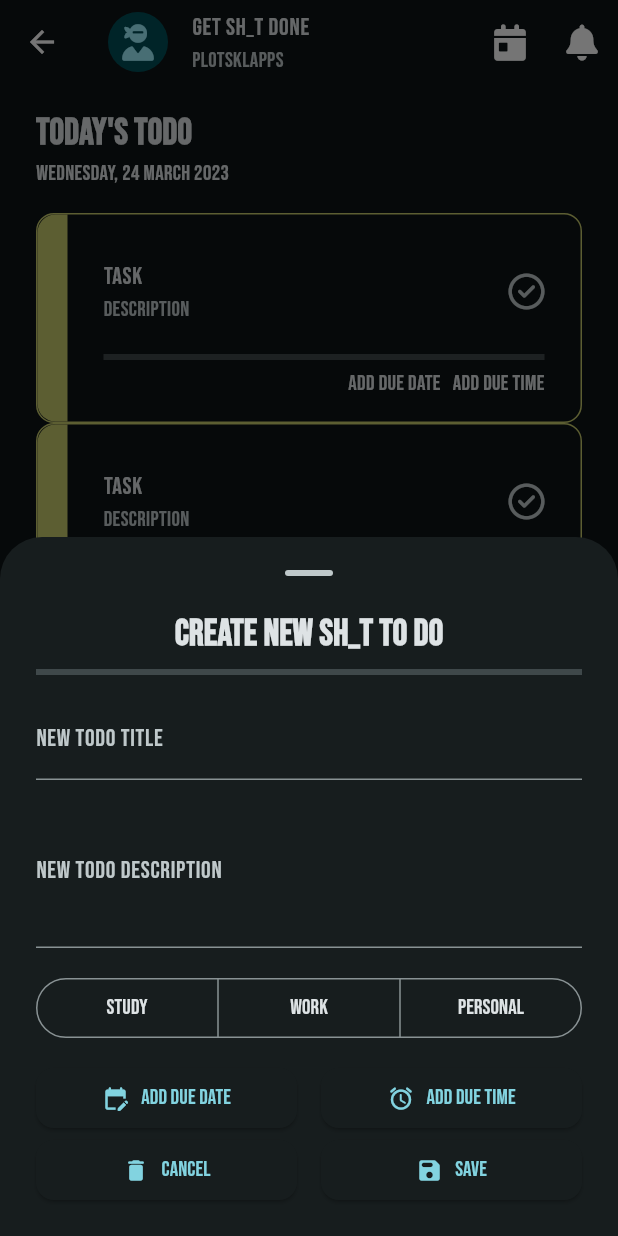
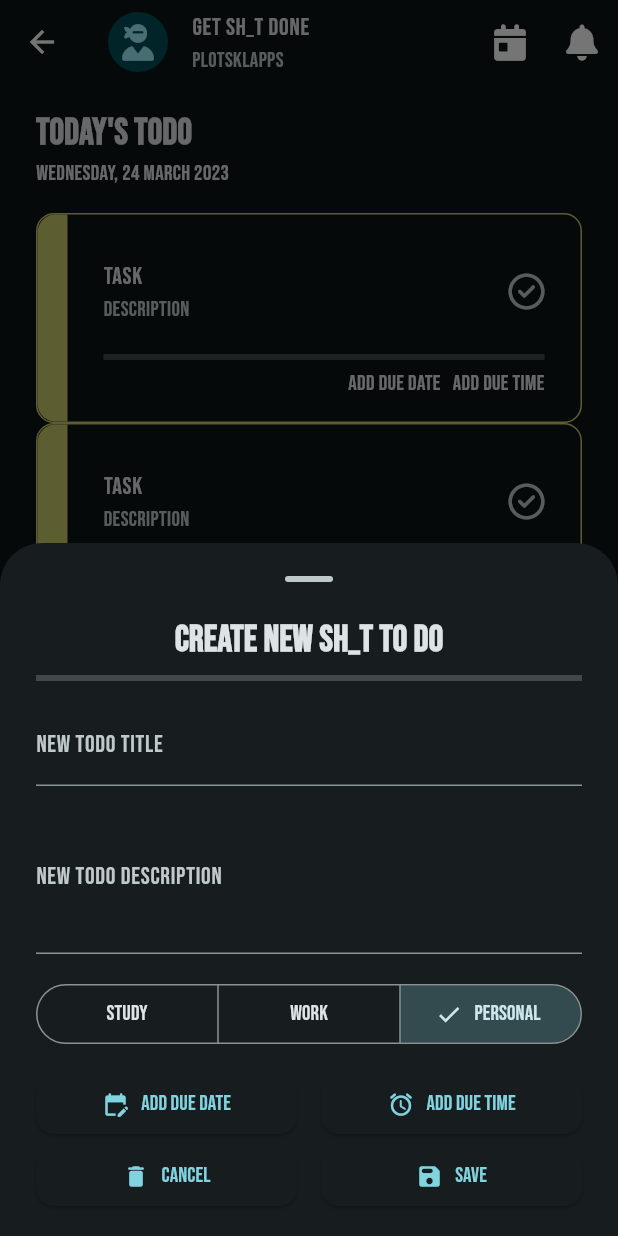
Before and after one commit to plotsklapps/getshtdone, a Flutter app: the HomeScreen screen opened directly, after a tap on an icon or button, on a phone screen of 412 x 824 dp. Run offline on Flutter 3.47's test engine with Material 3 defaults, Android fonts, the phone set to English and light mode, and no system bars; our stand-ins replace cloud_firestore, firebase_auth, firebase_core, flex_color_scheme, flutter_riverpod, font_awesome_flutter and 2 more; accounts and stored records are empty.

Commit message:
- making the save button do actually some work on firestore.

```diff
--- a/lib/models/todo_model.dart
+++ b/lib/models/todo_model.dart
@@ -1,49 +1,62 @@
+import 'package:uuid/uuid.dart';
+
+Uuid uuid = Uuid();
+
 class Todo {
   Todo({
-    required this.title, required this.description, required this.category, required this.date, required this.time, this.uuid,
-    this.isCompleted = false,
-  });
+    required this.title,
+    this.description,
+    this.category,
+    this.dueDate,
+    this.dueTime,
+    String? id,
+  }) : id = id ?? uuid.v4();
+  String? id;
+  final String title;
+  String? description;
+  String? category;
+  String? dueDate;
+  String? dueTime;
+  bool isCompleted = false;
+
+  Map<String, dynamic> toMap() {
+    return <String, dynamic>{
+      'id': id,
+      'title': title,
+      'description': description,
+      'category': category,
+      'dueDate': dueDate,
+      'dueTime': dueTime,
+      'isCompleted': isCompleted,
+    };
+  }
 
   factory Todo.fromMap(Map<String, dynamic> map) {
     return Todo(
-      uuid: map['uuid'] as String,
+      id: map['id'] as String?,
       title: map['title'] as String,
-      description: map['description'] as String,
-      category: map['category'] as int,
-      date: map['date'] as String,
-      time: map['time'] as String,
-      isCompleted: map['isCompleted'] as bool,
+      description: map['description'] as String?,
+      category: map['category'] as String?,
+      dueDate: map['dueDate'] as String?,
+      dueTime: map['dueTime'] as String?,
     );
   }
 
-  factory Todo.fromSnapshot(String uuid, Map<String, dynamic> map) {
+  factory Todo.fromSnapshot(dynamic doc) {
     return Todo(
-      uuid: uuid,
-      title: map['title'] as String,
-      description: map['description'] as String,
-      category: map['category'] as int,
-      date: map['date'] as String,
-      time: map['time'] as String,
-      isCompleted: map['isCompleted'] as bool,
+      id: doc.id as String?,
+      title: doc['title'] as String,
+      description: doc['description'] as String?,
+      category: doc['category'] as String?,
+      dueDate: doc['dueDate'] as String?,
+      dueTime: doc['dueTime'] as String?,
     );
   }
-  String? uuid;
-  final String title;
-  final String description;
-  final int category;
-  final String date;
-  final String time;
-  bool isCompleted;
 
-  Map<String, dynamic> toMap() {
-    return {
-      'uuid': uuid,
-      'title': title,
-      'description': description,
-      'category': category,
-      'date': date,
-      'time': time,
-      'isCompleted': isCompleted,
-    };
+  @override
+  String toString() {
+    return 'Todo{id: $id, title: $title, description: $description, '
+        'category: $category, dueDate: $dueDate, dueTime: $dueTime, '
+        'isCompleted: $isCompleted,}';
   }
 }
--- a/lib/providers/category_provider.dart
+++ b/lib/providers/category_provider.dart
@@ -3,27 +3,35 @@ import 'package:flutter_riverpod/flutter_riverpod.dart';
 enum Categories { study, work, personal }
 
 class CategoryNotifier extends StateNotifier<Set<Categories>> {
-  CategoryNotifier() : super(<Categories>{});
+  CategoryNotifier() : super(<Categories>{Categories.personal});
 
   void updateCategory(Categories category) {
-    state = {category};
+    state = <Categories>{category};
   }
 
-  int getCategoryInt() {
+  String getCategoryString() {
     if (state.contains(Categories.study)) {
-      return 0;
+      return 'Study';
     } else if (state.contains(Categories.work)) {
-      return 1;
+      return 'Work';
     } else if (state.contains(Categories.personal)) {
-      return 2;
+      return 'Personal';
     }
-    return 2;
+    return 'Personal';
   }
 }
 
-final categoryProvider =
+final AutoDisposeStateNotifierProvider<CategoryNotifier, Set<Categories>>
+    categoryProvider =
     StateNotifierProvider.autoDispose<CategoryNotifier, Set<Categories>>(
-  (ref) {
+  (AutoDisposeStateNotifierProviderRef<CategoryNotifier, Set<Categories>> ref) {
     return CategoryNotifier();
   },
 );
+
+final Provider<String> categoryStringProvider =
+    Provider<String>((ProviderRef<String> ref) {
+  final String categoryString =
+      ref.read(categoryProvider.notifier).getCategoryString();
+  return categoryString;
+});
--- a/lib/providers/date_provider.dart
+++ b/lib/providers/date_provider.dart
@@ -1,5 +1,5 @@
 import 'package:flutter_riverpod/flutter_riverpod.dart';
 
-final dateProvider = StateProvider.autoDispose<String>((ref) {
+final AutoDisposeStateProvider<String> dateProvider = StateProvider.autoDispose<String>((AutoDisposeStateProviderRef<String> ref) {
   return 'Add due date';
 });
--- /dev/null
+++ b/lib/providers/description_provider.dart
@@ -0,0 +1,6 @@
+import 'package:flutter_riverpod/flutter_riverpod.dart';
+
+final StateProvider<String> descriptionProvider =
+    StateProvider<String>((StateProviderRef<String> ref) {
+  return '';
+});
--- a/lib/providers/theme_provider.dart
+++ b/lib/providers/theme_provider.dart
@@ -1,11 +1,11 @@
 import 'package:flutter/material.dart';
 import 'package:flutter_riverpod/flutter_riverpod.dart';
 
-final isDarkModeProvider = StateProvider<bool>((ref) {
+final StateProvider<bool> isDarkModeProvider = StateProvider<bool>((StateProviderRef<bool> ref) {
   return true;
 });
 
-final themeModeProvider = StateProvider<ThemeMode>((ref) {
+final StateProvider<ThemeMode> themeModeProvider = StateProvider<ThemeMode>((StateProviderRef<ThemeMode> ref) {
   if (ref.watch(isDarkModeProvider)) {
     return ThemeMode.dark;
   } else {
--- a/lib/providers/time_provider.dart
+++ b/lib/providers/time_provider.dart
@@ -1,5 +1,5 @@
 import 'package:flutter_riverpod/flutter_riverpod.dart';
 
-final timeProvider = StateProvider.autoDispose<String>((ref) {
+final AutoDisposeStateProvider<String> timeProvider = StateProvider.autoDispose<String>((AutoDisposeStateProviderRef<String> ref) {
   return 'Add due time';
 });
--- /dev/null
+++ b/lib/providers/title_provider.dart
@@ -0,0 +1,6 @@
+import 'package:flutter_riverpod/flutter_riverpod.dart';
+
+final StateProvider<String> titleProvider =
+    StateProvider<String>((StateProviderRef<String> ref) {
+  return 'Getsh!tdone';
+});
--- a/lib/screens/home_screen.dart
+++ b/lib/screens/home_screen.dart
@@ -3,6 +3,7 @@ import 'package:flutter/material.dart';
 import 'package:font_awesome_flutter/font_awesome_flutter.dart';
 import 'package:getsh_tdone/widgets/newtask_modal.dart';
 import 'package:getsh_tdone/widgets/todo_card.dart';
+import 'package:getsh_tdone/widgets/usersettings_modal.dart';
 
 class HomeScreen extends StatelessWidget {
   const HomeScreen({super.key});
@@ -11,15 +12,27 @@ class HomeScreen extends StatelessWidget {
   Widget build(BuildContext context) {
     return Scaffold(
       appBar: AppBar(
-        title: const ListTile(
+        title: ListTile(
           contentPadding: EdgeInsets.zero,
-          leading: CircleAvatar(
-            child: FaIcon(FontAwesomeIcons.userNinja),
+          leading: InkWell(
+            onTap: () {
+              showModalBottomSheet<void>(
+                context: context,
+                showDragHandle: true,
+                isScrollControlled: true,
+                builder: (BuildContext context) {
+                  return const UserSettingsModal();
+                },
+              );
+            },
+            child: const CircleAvatar(
+              child: FaIcon(FontAwesomeIcons.userNinja),
+            ),
           ),
-          title: Text('Get Sh_t Done'),
-          subtitle: Text('plotsklapps'),
+          title: const Text('Get Sh_t Done'),
+          subtitle: const Text('plotsklapps'),
         ),
-        actions: [
+        actions: <Widget>[
           IconButton(
             icon: const FaIcon(FontAwesomeIcons.calendarDay),
             onPressed: () {},
@@ -43,14 +56,14 @@ class HomeScreen extends StatelessWidget {
           child: Padding(
             padding: const EdgeInsets.symmetric(horizontal: 24.0),
             child: Column(
-              children: [
+              children: <Widget>[
                 const SizedBox(height: 16.0),
                 const Row(
                   mainAxisAlignment: MainAxisAlignment.spaceBetween,
-                  children: [
+                  children: <Widget>[
                     Column(
                       crossAxisAlignment: CrossAxisAlignment.start,
-                      children: [
+                      children: <Widget>[
                         Text(
                           "Today's Todo",
                           style: TextStyle(
@@ -67,7 +80,7 @@ class HomeScreen extends StatelessWidget {
                 ListView.builder(
                   shrinkWrap: true,
                   itemCount: 4,
-                  itemBuilder: (context, index) {
+                  itemBuilder: (BuildContext context, int index) {
                     return const TodoCard();
                   },
                 ),
@@ -82,7 +95,7 @@ class HomeScreen extends StatelessWidget {
             context: context,
             showDragHandle: true,
             isScrollControlled: true,
-            builder: (context) {
+            builder: (BuildContext context) {
               return const NewTaskModal();
             },
           );
--- a/lib/screens/splash_screen.dart
+++ b/lib/screens/splash_screen.dart
@@ -1,5 +1,6 @@
 import 'dart:async';
 
+import 'package:firebase_auth/firebase_auth.dart';
 import 'package:flutter/material.dart';
 import 'package:flutter_riverpod/flutter_riverpod.dart';
 import 'package:getsh_tdone/services/firebase_service.dart';
@@ -35,7 +36,7 @@ class SplashScreenState extends ConsumerState<SplashScreen> {
 
       // When we reach 1.0, we perform the next logic.
       if (progressValue >= 1.0) {
-        final currentUser = ref.watch(firebaseProvider).currentUser;
+        final User? currentUser = ref.watch(firebaseProvider).currentUser;
         progressValue = 1.0;
         progressTimer.cancel();
 
--- a/lib/widgets/newtask_modal.dart
+++ b/lib/widgets/newtask_modal.dart
@@ -1,8 +1,10 @@
 import 'package:flutter/material.dart';
 import 'package:flutter_riverpod/flutter_riverpod.dart';
+import 'package:getsh_tdone/models/todo_model.dart';
 import 'package:getsh_tdone/providers/category_provider.dart';
 import 'package:getsh_tdone/providers/date_provider.dart';
 import 'package:getsh_tdone/providers/time_provider.dart';
+import 'package:getsh_tdone/services/firestore_service.dart';
 import 'package:intl/intl.dart';
 
 class NewTaskModal extends ConsumerStatefulWidget {
@@ -17,6 +19,23 @@ class NewTaskModal extends ConsumerStatefulWidget {
 }
 
 class NewTaskModalState extends ConsumerState<NewTaskModal> {
+  late TextEditingController titleController;
+  late TextEditingController descriptionController;
+
+  @override
+  void initState() {
+    super.initState();
+    titleController = TextEditingController();
+    descriptionController = TextEditingController();
+  }
+
+  @override
+  void dispose() {
+    titleController.dispose();
+    descriptionController.dispose();
+    super.dispose();
+  }
+
   @override
   Widget build(BuildContext context) {
     return Padding(
@@ -24,15 +43,15 @@ class NewTaskModalState extends ConsumerState<NewTaskModal> {
         24.0,
         0.0,
         24.0,
-        MediaQuery.of(context).viewInsets.bottom,
+        MediaQuery.of(context).viewInsets.bottom + 16.0,
       ),
-      child: const Column(
+      child: Column(
         mainAxisSize: MainAxisSize.min,
         crossAxisAlignment: CrossAxisAlignment.start,
-        children: [
-          Row(
+        children: <Widget>[
+          const Row(
             mainAxisAlignment: MainAxisAlignment.center,
-            children: [
+            children: <Widget>[
               Text(
                 'Create new sh_t to do',
                 style: TextStyle(
@@ -42,45 +61,69 @@ class NewTaskModalState extends ConsumerState<NewTaskModal> {
               ),
             ],
           ),
-          Divider(
+          const Divider(
             thickness: 4,
           ),
-          SizedBox(height: 8.0),
+          const SizedBox(height: 8.0),
           TextField(
-            decoration: InputDecoration(
+            controller: titleController,
+            decoration: const InputDecoration(
               labelText: 'New TODO Title',
             ),
           ),
-          SizedBox(height: 8.0),
+          const SizedBox(height: 8.0),
           TextField(
+            controller: descriptionController,
             maxLines: 3,
-            decoration: InputDecoration(
+            decoration: const InputDecoration(
               labelText: 'New TODO Description',
             ),
           ),
-          SizedBox(height: 16.0),
-          Row(
+          const SizedBox(height: 16.0),
+          const Row(
             mainAxisAlignment: MainAxisAlignment.center,
-            children: [
+            children: <Widget>[
               NewTaskCategoryChoiceSegmentedButton(),
             ],
           ),
-          SizedBox(height: 12.0),
-          Row(
-            children: [
+          const SizedBox(height: 12.0),
+          const Row(
+            children: <Widget>[
               NewTaskDatePickerButton(),
               SizedBox(width: 16.0),
               NewTaskTimePickerButton(),
             ],
           ),
           Row(
-            children: [
-              NewTaskCancelButton(),
-              SizedBox(width: 16.0),
-              NewTaskSaveButton(),
+            children: <Widget>[
+              const NewTaskCancelButton(),
+              const SizedBox(width: 16.0),
+              Expanded(
+                child: ElevatedButton(
+                  onPressed: () {
+                    FirestoreService(ref).addTodo(
+                      Todo(
+                        title: titleController.text.trim(),
+                        description: descriptionController.text.trim(),
+                        category: ref.watch(categoryStringProvider),
+                        dueDate: ref.watch(dateProvider),
+                        dueTime: ref.watch(timeProvider),
+                      ),
+                    );
+                    Navigator.pop(context);
+                  },
+                  child: const Row(
+                    mainAxisAlignment: MainAxisAlignment.center,
+                    children: <Widget>[
+                      Icon(Icons.save_rounded),
+                      SizedBox(width: 8.0),
+                      Text('Save'),
+                    ],
+                  ),
+                ),
+              ),
             ],
           ),
-          SizedBox(height: 20.0),
         ],
       ),
     );
@@ -146,20 +189,21 @@ class NewTaskDatePickerButton extends ConsumerWidget {
     return Expanded(
       child: ElevatedButton(
         onPressed: () async {
-          final datePicked = await showDatePicker(
+          final DateTime? datePicked = await showDatePicker(
             context: context,
             initialDate: DateTime.now(),
             firstDate: DateTime(2020),
             lastDate: DateTime(2030),
           );
           if (datePicked != null) {
-            final formattedDate = DateFormat('dd/MM/yyyy').format(datePicked);
+            final String formattedDate =
+                DateFormat('dd/MM/yyyy').format(datePicked);
             ref.read(dateProvider.notifier).state = formattedDate;
           }
         },
         child: Row(
           mainAxisAlignment: MainAxisAlignment.center,
-          children: [
+          children: <Widget>[
             const Icon(Icons.edit_calendar_rounded),
             const SizedBox(width: 8.0),
             Text(ref.watch(dateProvider)),
@@ -183,16 +227,16 @@ class NewTaskTimePickerButton extends ConsumerWidget {
           await showTimePicker(
             context: context,
             initialTime: TimeOfDay.now(),
-          ).then((timePicked) {
+          ).then((TimeOfDay? timePicked) {
             if (timePicked != null) {
-              final formattedTime = timePicked.format(context);
+              final String formattedTime = timePicked.format(context);
               ref.read(timeProvider.notifier).state = formattedTime;
             }
           });
         },
         child: Row(
           mainAxisAlignment: MainAxisAlignment.center,
-          children: [
+          children: <Widget>[
             const Icon(Icons.alarm_rounded),
             const SizedBox(width: 8.0),
             Text(ref.watch(timeProvider)),
@@ -217,7 +261,7 @@ class NewTaskCancelButton extends StatelessWidget {
         },
         child: const Row(
           mainAxisAlignment: MainAxisAlignment.center,
-          children: [
+          children: <Widget>[
             Icon(Icons.delete_rounded),
             SizedBox(width: 8.0),
             Text('Cancel'),
@@ -227,28 +271,3 @@ class NewTaskCancelButton extends StatelessWidget {
     );
   }
 }
-
-class NewTaskSaveButton extends StatelessWidget {
-  const NewTaskSaveButton({
-    super.key,
-  });
-
-  @override
-  Widget build(BuildContext context) {
-    return Expanded(
-      child: ElevatedButton(
-        onPressed: () {
-          Navigator.pop(context);
-        },
-        child: const Row(
-          mainAxisAlignment: MainAxisAlignment.center,
-          children: [
-            Icon(Icons.save_rounded),
-            SizedBox(width: 8.0),
-            Text('Save'),
-          ],
-        ),
-      ),
-    );
-  }
-}
--- a/lib/widgets/todo_card.dart
+++ b/lib/widgets/todo_card.dart
@@ -21,7 +21,7 @@ class TodoCard extends ConsumerWidget {
         ),
       ),
       child: Row(
-        children: [
+        children: <Widget>[
           Container(
             width: 20.0,
             decoration: BoxDecoration(
@@ -37,7 +37,7 @@ class TodoCard extends ConsumerWidget {
             padding: const EdgeInsets.symmetric(horizontal: 24.0),
             child: Column(
               mainAxisAlignment: MainAxisAlignment.center,
-              children: [
+              children: <Widget>[
                 const ListTile(
                   contentPadding: EdgeInsets.zero,
                   title: Text('Task'),
@@ -47,7 +47,7 @@ class TodoCard extends ConsumerWidget {
                 const Divider(thickness: 4.0),
                 Row(
                   mainAxisAlignment: MainAxisAlignment.end,
-                  children: [
+                  children: <Widget>[
                     Text(ref.watch(dateProvider)),
                     const SizedBox(width: 8.0),
                     Text(ref.watch(timeProvider)),
--- a/pubspec.yaml
+++ b/pubspec.yaml
@@ -42,6 +42,7 @@ dependencies:
   intl: ^0.18.1
   logger: ^2.0.2+1
   signals: ^1.4.0
+  uuid: ^4.2.1
 
 dev_dependencies:
   flutter_test:
```
Also changed, not shown: analysis_options.yaml (+22 -24 lines), lib/screens/useraccount_screen.dart (deleted, +0 -130 lines), lib/services/firebase_service.dart (+44 -32 lines), lib/services/firestore_service.dart (added, +65 -0 lines), lib/services/navigation.dart (+0 -12 lines), lib/widgets/usersettings_modal.dart (added, +124 -0 lines), pubspec.lock, 1 other file.
